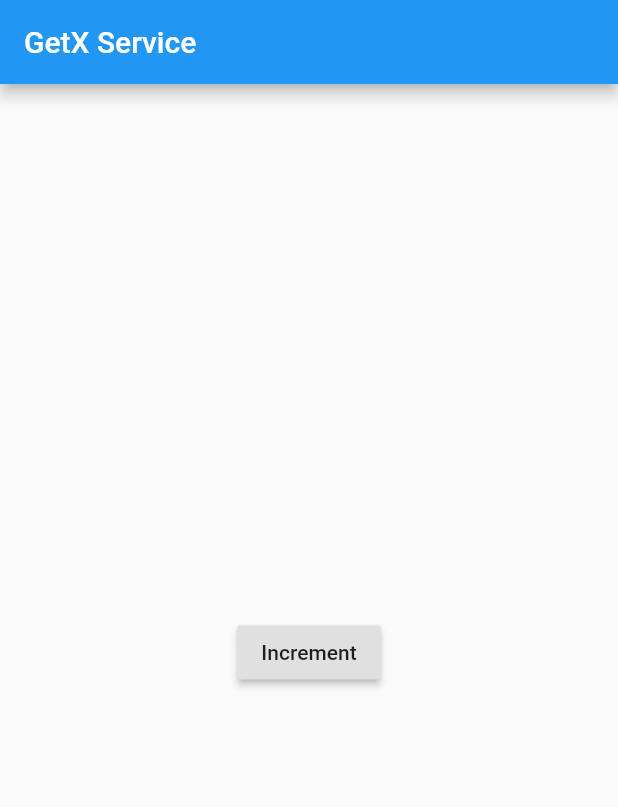
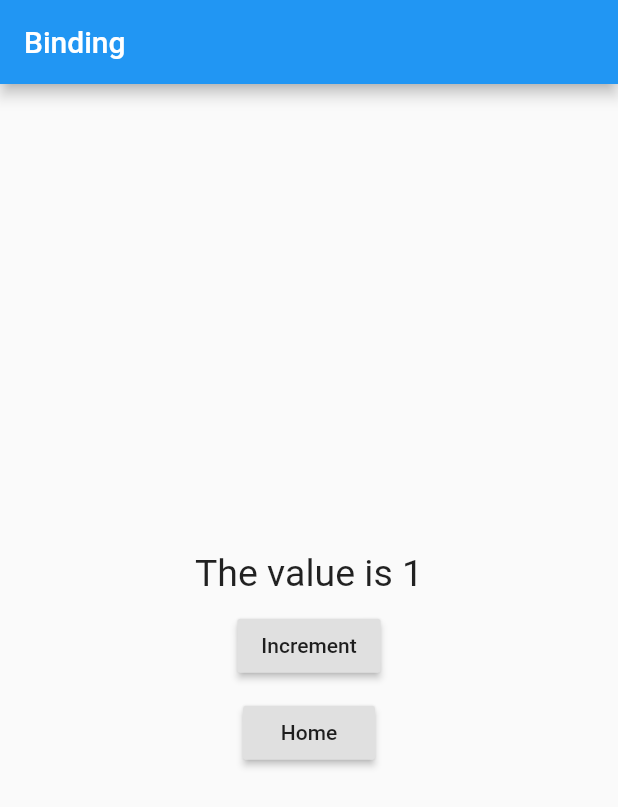
Before and after one commit to vleiswal/ripples_tut_getX, a Flutter app: the screen it shows after launch, after a tap on "Increment", on a phone screen of 412 x 824 dp. Shown: the top 807 px of the screen. Run offline on Flutter 3.47's test engine with Material 2 defaults, Android fonts, the phone set to English and light mode, and no system bars; our stand-ins replace get, shared_preferences.

Commit message:
Lesson_18

```diff
--- /dev/null
+++ b/lib/controllers/home_controller.dart
@@ -0,0 +1,8 @@
+import 'package:get/get.dart';
+
+class HomeController extends GetxController {
+  var count = 0.obs;
+  void increment() {
+    count++;
+  }
+}
--- /dev/null
+++ b/lib/controllers/home_controller_binding.dart
@@ -0,0 +1,9 @@
+import 'package:get/get.dart';
+import 'package:getx_tut_4/controllers/home_controller.dart';
+
+class HomeControllerBinding implements Bindings {
+  @override
+  void dependencies() {
+    Get.lazyPut<HomeController>(() => HomeController());
+  }
+}
--- a/lib/controllers/my_controller.dart
+++ b/lib/controllers/my_controller.dart
@@ -7,12 +7,16 @@ import 'package:get/get.dart';
 import 'package:shared_preferences/shared_preferences.dart';
 
 class MyController extends GetxController {
-  void incrementCounter() async {
-    SharedPreferences prefs = await SharedPreferences.getInstance();
-    int counter = (prefs.getInt('counter') ?? 0) + 1;
-    print('Pressed $counter times...');
-    await prefs.setInt('counter', counter);
+  var count = 0.obs;
+  void increment() {
+    count++;
   }
+  // void incrementCounter() async {
+  //   SharedPreferences prefs = await SharedPreferences.getInstance();
+  //   int counter = (prefs.getInt('counter') ?? 0) + 1;
+  //   print('Pressed $counter times...');
+  //   await prefs.setInt('counter', counter);
+  // }
 
   //var count = 0.obs;
 
--- /dev/null
+++ b/lib/controllers/myapp_controller_binding.dart
@@ -0,0 +1,9 @@
+import 'package:get/get.dart';
+import 'package:getx_tut_4/controllers/my_controller.dart';
+
+class MyAppControllerBinding implements Bindings {
+  @override
+  void dependencies() {
+    Get.lazyPut<MyController>(() => MyController());
+  }
+}
--- a/lib/main.dart
+++ b/lib/main.dart
@@ -1,5 +1,8 @@
 import 'package:flutter/material.dart';
 import 'package:get/get.dart';
+import 'package:getx_tut_4/controllers/all_controller_binding.dart';
+import 'package:getx_tut_4/controllers/home_controller.dart';
+import 'package:getx_tut_4/controllers/home_controller_binding.dart';
 import 'package:getx_tut_4/controllers/my_controller.dart';
 import 'package:getx_tut_4/controllers/service.dart';
 import 'package:getx_tut_4/screens/home_screen.dart';
@@ -8,39 +11,72 @@ import 'package:getx_tut_4/screens/unknown_route.dart';
 import 'package:getx_tut_4/usr/messages.dart';
 import 'package:getx_tut_4/usr/student.dart';
 
+import 'controllers/myapp_controller_binding.dart';
+
 Future<void> main() async {
-  await initServices();
+  // await initServices();
+  MyAppControllerBinding().dependencies();
   runApp(MyApp());
 }
 
-Future<void> initServices() async {
-  print('Starting Services....');
-  await Get.putAsync<Service>(() async => Service());
-  print('All services started....');
-}
+// Future<void> initServices() async {
+//   print('Starting Services....');
+//   await Get.putAsync<Service>(() async => Service());
+//   print('All services started....');
+// }
 
 class MyApp extends StatelessWidget {
   @override
   Widget build(BuildContext context) {
     return GetMaterialApp(
-      title: 'GetX Service',
+      title: 'Binding',
       debugShowCheckedModeBanner: false,
+      //initialBinding: AllControllerBinding(),
+      // getPages: [
+      //   GetPage(
+      //       name: '/home',
+      //       page: () => HomeScreen(),
+      //       binding: HomeControllerBinding()),
+      // ],
+      getPages: [
+        GetPage(
+          name: '/home',
+          page: () => HomeScreen(),
+          binding: BindingsBuilder(
+            () => {Get.lazyPut<HomeController>(() => HomeController())},
+          ),
+        ),
+      ],
       home: Scaffold(
         appBar: AppBar(
-          title: Text('GetX Service'),
+          title: Text('Binding'),
         ),
         body: Center(
           child: Column(
             mainAxisAlignment: MainAxisAlignment.center,
             crossAxisAlignment: CrossAxisAlignment.center,
             children: [
+              Obx(
+                () => Text(
+                  'The value is ${Get.find<MyController>().count}',
+                  style: TextStyle(fontSize: 25),
+                ),
+              ),
+              SizedBox(height: 10),
               RaisedButton(
                 child: Text('Increment'),
                 onPressed: () {
-                  Get.find<Service>().incrementCounter();
+                  Get.find<MyController>().increment();
                 },
               ),
               SizedBox(height: 10),
+              RaisedButton(
+                child: Text('Home'),
+                onPressed: () {
+                  Get.toNamed('/home');
+                  //Get.to(HomeScreen());
+                },
+              ),
             ],
           ),
         ),
```
Also changed, not shown: lib/controllers/all_controller_binding.dart (added, +11 -0 lines), lib/screens/home_screen.dart (+14 -12 lines).
